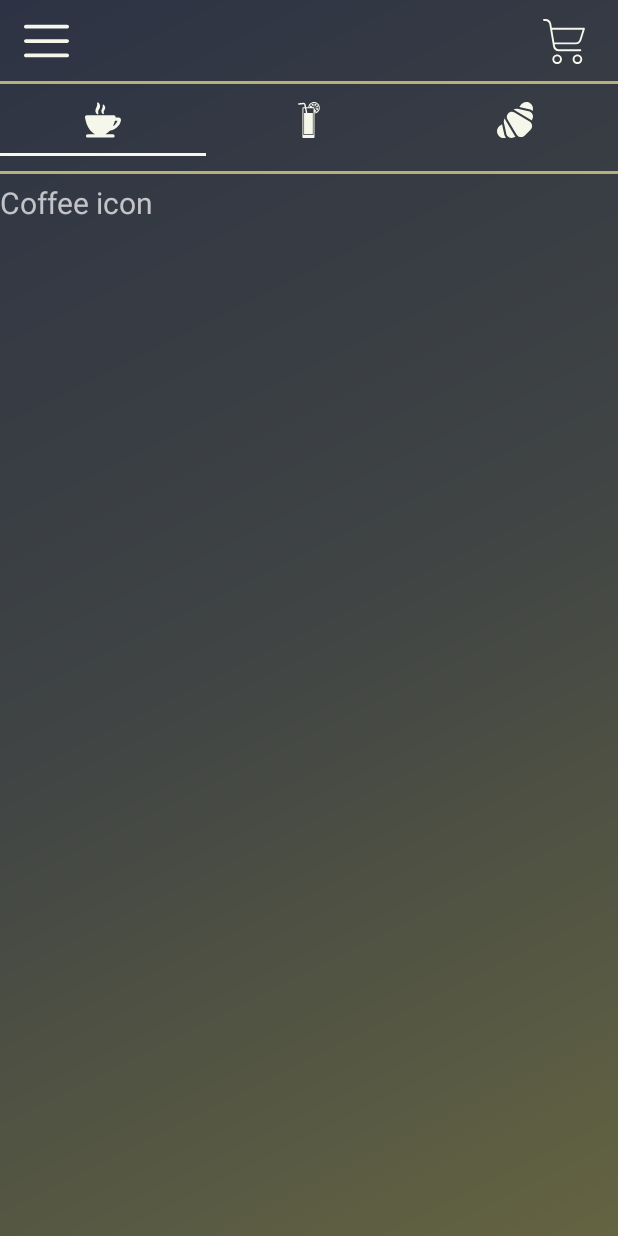
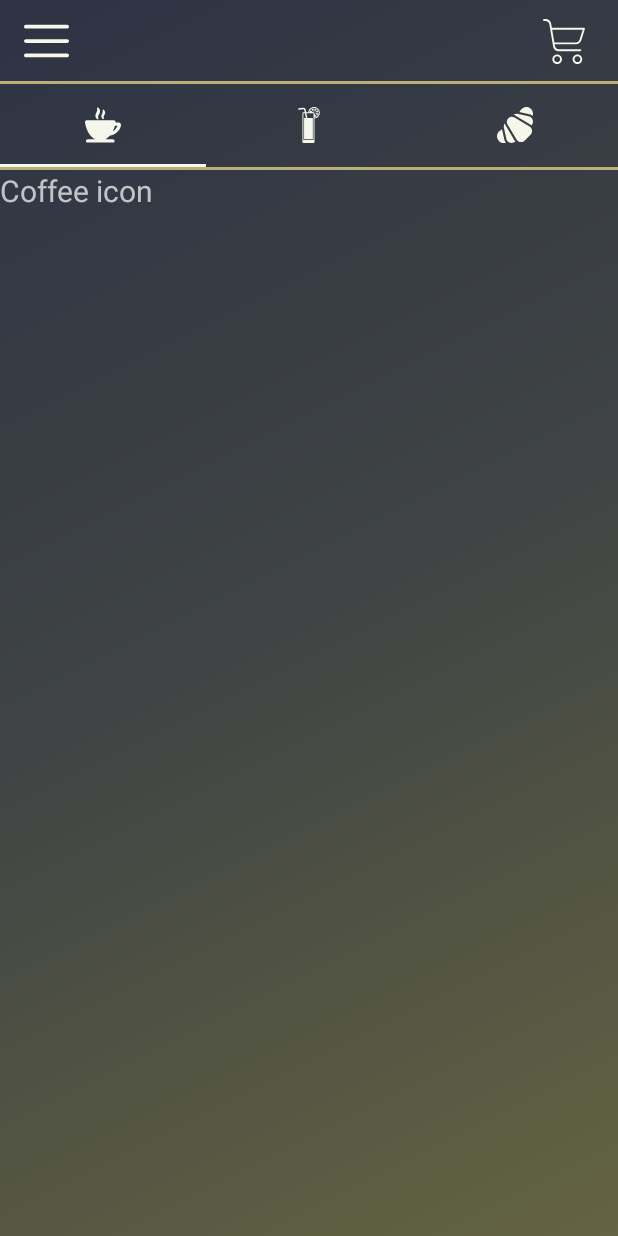
Before and after one commit to cesarpinho/CMOV2021, an Android app: the CoffeesFragment screen opened directly, with no data from a screen before it, on a phone screen of 412 x 824 dp. Run offline under Robolectric (Android 15) with nearby library versions, the light colour scheme and no system bars.

Commit message:
Refactor activities package

```diff
--- a/acme/app/src/main/java/org/feup/cp/acme/ui/productTabs/CoffeesFragment.kt
+++ b/acme/app/src/main/java/org/feup/cp/acme/ui/tabs/products/CoffeesFragment.kt
@@ -1,4 +1,4 @@
-package org.feup.cp.acme.ui.productTabs
+package org.feup.cp.acme.ui.tabs.products
 
 import android.os.Bundle
 import androidx.fragment.app.Fragment
--- a/acme/app/src/main/java/org/feup/cp/acme/ui/productTabs/DrinksFragment.kt
+++ b/acme/app/src/main/java/org/feup/cp/acme/ui/tabs/products/DrinksFragment.kt
@@ -1,4 +1,4 @@
-package org.feup.cp.acme.ui.productTabs
+package org.feup.cp.acme.ui.tabs.products
 
 import android.os.Bundle
 import android.view.LayoutInflater
--- a/acme/app/src/main/java/org/feup/cp/acme/ui/productTabs/PagerAdapter.kt
+++ b/acme/app/src/main/java/org/feup/cp/acme/ui/tabs/products/PagerAdapter.kt
@@ -1,10 +1,10 @@
-package org.feup.cp.acme.ui.productTabs
+package org.feup.cp.acme.ui.tabs.products
 
 import androidx.fragment.app.Fragment
 import androidx.fragment.app.FragmentManager
 import androidx.fragment.app.FragmentStatePagerAdapter
 
-class PagerAdapter (fm: FragmentManager): FragmentStatePagerAdapter(fm) {
+class PagerAdapter (fm : FragmentManager) : FragmentStatePagerAdapter(fm) {
 
     private var fragmentList = mutableListOf<Fragment>()
 
--- a/acme/app/src/main/java/org/feup/cp/acme/ui/productTabs/SnacksFragment.kt
+++ b/acme/app/src/main/java/org/feup/cp/acme/ui/tabs/products/SnacksFragment.kt
@@ -1,4 +1,4 @@
-package org.feup.cp.acme.ui.productTabs
+package org.feup.cp.acme.ui.tabs.products
 
 import android.os.Bundle
 import androidx.fragment.app.Fragment
--- a/acme/app/src/main/res/layout/activity_home.xml
+++ b/acme/app/src/main/res/layout/activity_home.xml
@@ -13,7 +13,7 @@
         android:layout_height="match_parent"
         android:background="@drawable/gradient_background">
 
-        <include layout="@layout/toolbar"/>
+        <include layout="@layout/layout_toolbar"/>
 
         <View
             android:id="@+id/divider"
@@ -98,6 +98,6 @@
             android:textStyle="bold" />
     </RelativeLayout>
 
-    <include layout="@layout/drawer_layout"/>
+    <include layout="@layout/layout_drawer"/>
 
 </androidx.drawerlayout.widget.DrawerLayout>
--- a/acme/app/src/main/res/layout/activity_products.xml
+++ b/acme/app/src/main/res/layout/activity_products.xml
@@ -12,7 +12,7 @@
         android:layout_height="match_parent"
         android:background="@drawable/gradient_background">
 
-        <include layout="@layout/toolbar" />
+        <include layout="@layout/layout_toolbar" />
 
         <View
             android:id="@+id/divider"
@@ -24,7 +24,7 @@
 
         <com.google.android.material.tabs.TabLayout
             android:layout_width="match_parent"
-            android:layout_height="wrap_content"
+            android:layout_height="55dp"
             android:layout_below="@+id/divider"
             android:id="@+id/tabs"
             app:tabIndicatorColor="@color/colorLight"
@@ -52,8 +52,6 @@
             android:layout_width="match_parent"
             android:layout_height="2dp"
             android:layout_below="@id/tabs"
-            android:layout_marginTop="10dp"
-            android:layout_marginBottom="5dp"
             android:background="@color/colorBeige" />
 
         <androidx.viewpager.widget.ViewPager
@@ -64,5 +62,5 @@
 
     </RelativeLayout>
 
-    <include layout="@layout/drawer_layout" />
+    <include layout="@layout/layout_drawer" />
 </androidx.drawerlayout.widget.DrawerLayout>
--- a/acme/app/src/main/res/layout/fragment_coffees.xml
+++ b/acme/app/src/main/res/layout/fragment_coffees.xml
@@ -3,7 +3,7 @@
     xmlns:tools="http://schemas.android.com/tools"
     android:layout_width="match_parent"
     android:layout_height="match_parent"
-    tools:context=".ui.productTabs.CoffeesFragment">
+    tools:context=".ui.tabs.products.CoffeesFragment">
 
     <!-- TODO: Update blank fragment layout -->
     <TextView
--- a/acme/app/src/main/res/layout/fragment_drinks.xml
+++ b/acme/app/src/main/res/layout/fragment_drinks.xml
@@ -3,7 +3,7 @@
     xmlns:tools="http://schemas.android.com/tools"
     android:layout_width="match_parent"
     android:layout_height="match_parent"
-    tools:context=".ui.productTabs.DrinksFragment">
+    tools:context=".ui.tabs.products.DrinksFragment">
 
     <!-- TODO: Update blank fragment layout -->
     <TextView
--- a/acme/app/src/main/res/layout/fragment_snacks.xml
+++ b/acme/app/src/main/res/layout/fragment_snacks.xml
@@ -3,7 +3,7 @@
     xmlns:tools="http://schemas.android.com/tools"
     android:layout_width="match_parent"
     android:layout_height="match_parent"
-    tools:context=".ui.productTabs.SnacksFragment">
+    tools:context=".ui.tabs.products.SnacksFragment">
 
     <!-- TODO: Update blank fragment layout -->
     <TextView
--- a/acme/app/src/main/res/values/strings.xml
+++ b/acme/app/src/main/res/values/strings.xml
@@ -16,4 +16,5 @@
     <string name="str_account">Account</string>
     <string name="str_logout">Logout</string>
     <string name="str_x">X</string>
+    <string name="add_cart">Add to Cart</string>
 </resources>
```
Also changed, not shown: acme/app/src/main/java/org/feup/cp/acme/ui/ProductsActivity.kt (+4 -4 lines), acme/app/src/main/res/layout/layout_drawer.xml (renamed from acme/app/src/main/res/layout/drawer_layout.xml), acme/app/src/main/res/layout/layout_toolbar.xml (renamed from acme/app/src/main/res/layout/toolbar.xml).
